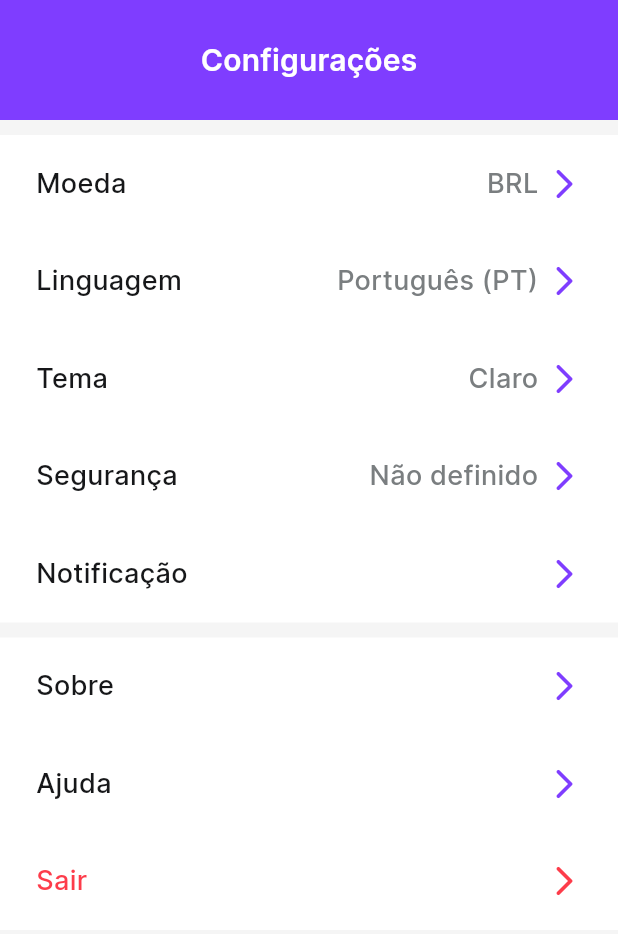
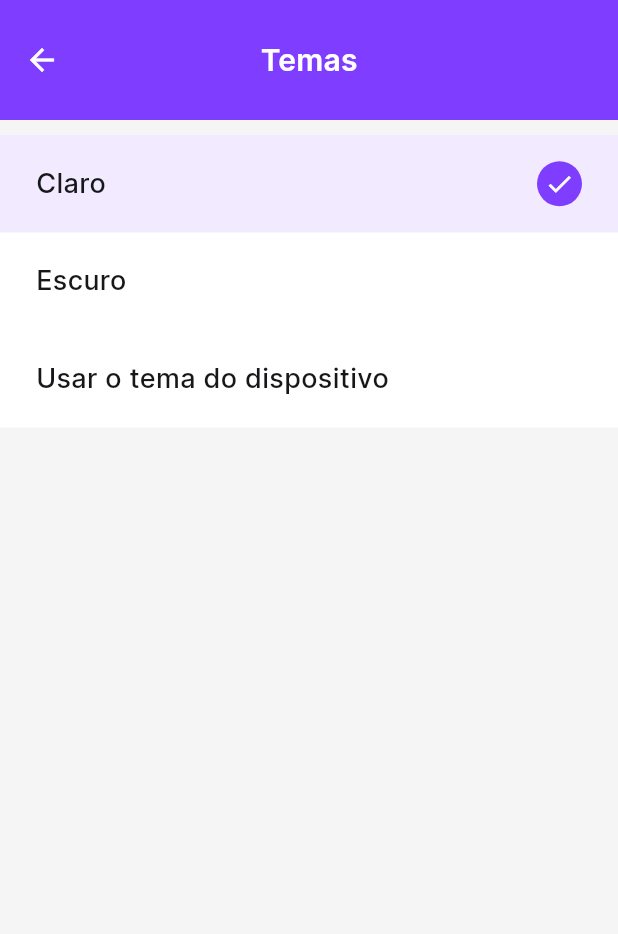
Before and after one commit to Ispx/interapay-mobile, a Flutter app: the screen it shows after launch, after a tap on "Tema", on a phone screen of 412 x 824 dp. Shown: the top 934 px of the screen. Run offline on Flutter 3.47's test engine with Material 2 defaults, Android fonts, the phone set to English and light mode, and no system bars; our stand-ins replace brasil_fields, firebase_core, firebase_crashlytics, get, package_info_plus, responsive_framework; accounts and stored records are empty.

Commit message:
Criado tela de temas

```diff
--- a/lib/Core/Routes.dart
+++ b/lib/Core/Routes.dart
@@ -38,11 +38,11 @@ class JuntaPayRoutes {
           page: () => LinguagensPage(),
           binding: LinguagensBinding(),
         ),
-        // GetPage(
-        //   name: TEMAS,
-        //   page: () => TemasPage(),
-        //   binding: TemasBinding(),
-        // ),
+        GetPage(
+          name: TEMAS,
+          page: () => TemasPage(),
+          binding: TemasBinding(),
+        ),
         // GetPage(
         //   name: TIPOS_DE_SEGURANCA,
         //   page: () => TiposDeSegurancaPage(),
--- a/lib/Layers/Presentation/Configuracoes/UI/ConfiguracoesPage.dart
+++ b/lib/Layers/Presentation/Configuracoes/UI/ConfiguracoesPage.dart
@@ -45,19 +45,19 @@ class ConfiguracoesPage extends StatelessWidget {
                         ItemDaConfiguracaoWidget(
                           configuracao: ItemDaConfiguracao('Tema', value: Configuracoes.temaTexto),
                           onTap: () {
-                            // router.toTemas();
+                            router.toTemas();
                           },
                         ),
                         ItemDaConfiguracaoWidget(
                           configuracao: ItemDaConfiguracao('Segurança', value: Configuracoes.tipoDeSegurancaTexto ?? 'Não definido'),
                           onTap: () {
-                            // router.toTiposDeSeguranca();
+                            router.toTiposDeSeguranca();
                           },
                         ),
                         ItemDaConfiguracaoWidget(
                           configuracao: ItemDaConfiguracao('Notificação'),
                           onTap: () {
-                            // router.toNotificacao();
+                            router.toNotificacoes();
                           },
                         ),
                       ],
--- a/lib/Layers/Presentation/Linguagens/Controllers/LinguagensController.dart
+++ b/lib/Layers/Presentation/Linguagens/Controllers/LinguagensController.dart
@@ -7,8 +7,8 @@ class LinguagensController extends GetxController {
   final Rx<Linguagem> _linguagemSelecionada = Rx<Linguagem>(Configuracoes.linguagem);
   Linguagem get linguagemSelecionada => _linguagemSelecionada.value;
   void selecionarLinguagem(Linguagem value) {
-    _linguagemSelecionada.value = value;
+    Configuracoes.alterarLinguagem(value);
 
-    Configuracoes.alterarLinguagem(value);
+    _linguagemSelecionada.value = Configuracoes.linguagem;
   }
 }
--- a/lib/Layers/Presentation/Moedas/Controllers/MoedasController.dart
+++ b/lib/Layers/Presentation/Moedas/Controllers/MoedasController.dart
@@ -7,8 +7,8 @@ class MoedasController extends GetxController {
   final Rx<Moeda> _moedaSelecionada = Rx<Moeda>(Configuracoes.moeda);
   Moeda get moedaSelecionada => _moedaSelecionada.value;
   void selecionarMoeda(Moeda moeda) {
-    _moedaSelecionada.value = moeda;
+    Configuracoes.alterarMoeda(moeda);
 
-    Configuracoes.alterarMoeda(moeda);
+    _moedaSelecionada.value = Configuracoes.moeda;
   }
 }
--- /dev/null
+++ b/lib/Layers/Presentation/Temas/Bindings/TemasBinding.dart
@@ -0,0 +1,11 @@
+import 'package:get/get.dart';
+
+import '../Controllers/TemasController.dart';
+
+
+class TemasBinding extends Bindings {
+  @override
+  void dependencies() {
+    Get.lazyPut(() => TemasController());
+  }
+}
--- /dev/null
+++ b/lib/Layers/Presentation/Temas/Controllers/TemasController.dart
@@ -0,0 +1,14 @@
+import 'package:get/get.dart';
+
+import '../../../../Core/Configuracoes.dart';
+import '../../../Dominio/Enums/Comuns/Tema.dart';
+
+class TemasController extends GetxController {
+  final Rx<Tema> _temaSelecionado = Rx<Tema>(Configuracoes.tema);
+  Tema get temaSelecionado => _temaSelecionado.value;
+  void selecionarTema(Tema value) {
+    // Configuracoes.alterarTema(value);
+
+    _temaSelecionado.value = Configuracoes.tema;
+  }
+}
--- /dev/null
+++ b/lib/Layers/Presentation/Temas/UI/TemasPage.dart
@@ -0,0 +1,29 @@
+import 'package:flutter/material.dart';
+import 'package:get/get.dart';
+
+import '../../../Dominio/Enums/Comuns/Tema.dart';
+import '../Controllers/TemasController.dart';
+import '../../../../Core/Componentes/AppBar.dart';
+import '../../../../Core/Componentes/List/BaseSelectableList.dart';
+
+class TemasPage extends StatelessWidget {
+  TemasController get controller => Get.find<TemasController>();
+
+  @override
+  Widget build(BuildContext context) {
+    return Obx(
+      () => Scaffold(
+        appBar: JuntaPayAppBar(title: 'Temas'),
+        body: SingleChildScrollView(
+          physics: BouncingScrollPhysics(),
+          child: BaseSelectableList<Tema>(
+            list: Tema.values,
+            titleGetter: (e) => e.name,
+            onSelect: controller.selecionarTema,
+            selected: controller.temaSelecionado,
+          ),
+        ),
+      ),
+    );
+  }
+}
--- a/lib/Layers/Presentation/_bindings.dart
+++ b/lib/Layers/Presentation/_bindings.dart
@@ -1,3 +1,6 @@
 export 'Configuracoes/Bindings/ConfiguracoesBinding.dart';
 export 'Linguagens/Bindings/LinguagensBinding.dart';
 export 'Moedas/Bindings/MoedasBinding.dart';
+export 'Temas/Bindings/TemasBinding.dart';
+// export 'TiposDeSeguranca/Bindings/TiposDeSegurancaBinding.dart';
+// export 'Notificacoes/Bindings/NotificacoesBinding.dart';
--- a/lib/Layers/Presentation/_controllers.dart
+++ b/lib/Layers/Presentation/_controllers.dart
@@ -1,3 +1,6 @@
 export 'Configuracoes/Controllers/ConfiguracoesController.dart';
 export 'Linguagens/Controllers/LinguagensController.dart';
 export 'Moedas/Controllers/MoedasController.dart';
+export 'Temas/Controllers/TemasController.dart';
+// export 'TiposDeSeguranca/Controllers/TiposDeSegurancaController.dart';
+// export 'Notificacoes/Controllers/NotificacoesController.dart';
--- a/lib/Layers/Presentation/_pages.dart
+++ b/lib/Layers/Presentation/_pages.dart
@@ -2,3 +2,6 @@ export 'Home/UI/HomePage.dart';
 export 'Configuracoes/UI/ConfiguracoesPage.dart';
 export 'Linguagens/UI/LinguagensPage.dart';
 export 'Moedas/UI/MoedasPage.dart';
+export 'Temas/UI/TemasPage.dart';
+// export 'TiposDeSeguranca/UI/TiposDeSegurancaPage.dart';
+// export 'Notificacoes/UI/NotificacoesPage.dart';
```
